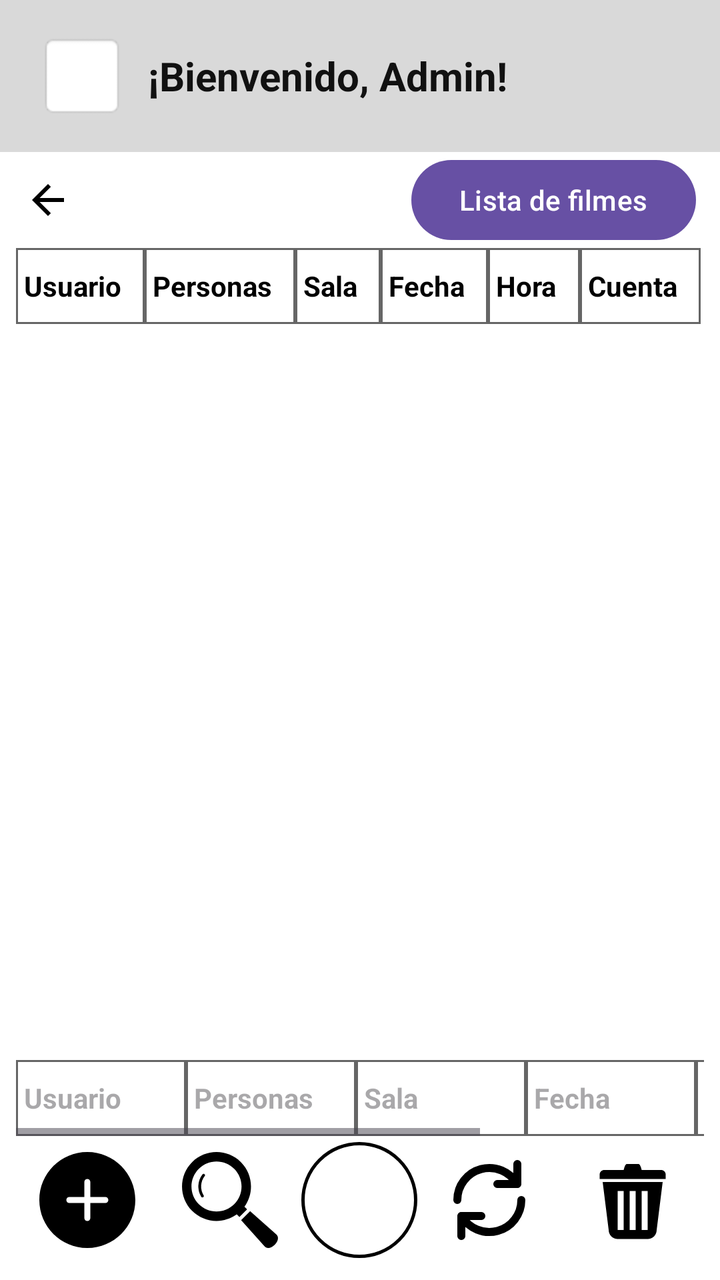
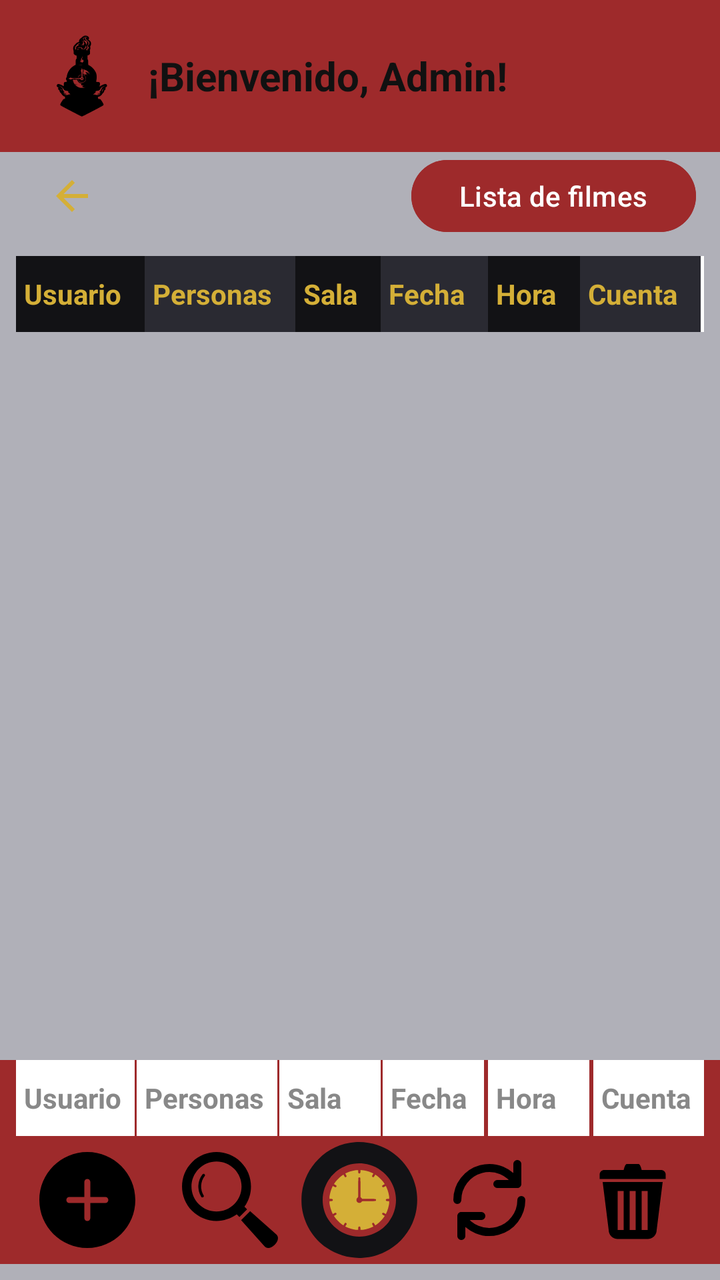

Two renders of the same Android screen: before a commit and after it. Below are the layout's source before the change and the commit's diff.
<!-- AndroidManifest.xml: application theme Theme.ProyectoFinal -->
<!-- res/layout/activity_pagos.xml -->
<?xml version="1.0" encoding="utf-8"?>
<LinearLayout xmlns:android="http://schemas.android.com/apk/res/android"
    android:id="@+id/main"
    android:layout_width="match_parent"
    android:layout_height="match_parent"
    android:orientation="vertical"
    android:background="#FFFFFF"
    android:paddingBottom="8dp">

    <LinearLayout
        android:layout_width="match_parent"
        android:layout_height="76dp"
        android:gravity="center_vertical"
        android:orientation="horizontal"
        android:paddingHorizontal="20dp"
        android:background="#D9D9D9">

        <TextView
            android:layout_width="42dp"
            android:layout_height="42dp"
            android:gravity="center"
            android:text=" "
            android:textColor="#333333"
            android:textSize="28sp"
            android:background="@android:drawable/editbox_background" />

        <TextView
            android:id="@+id/tvBienvenida"
            android:layout_width="wrap_content"
            android:layout_height="wrap_content"
            android:layout_marginStart="12dp"
            android:text="¡Bienvenido, Admin!"
            android:textColor="#111111"
            android:textStyle="bold"
            android:textSize="20sp" />
    </LinearLayout>
    <LinearLayout
        android:layout_width="match_parent"
        android:layout_height="48dp"
        android:orientation="horizontal">

        <ImageButton
            android:id="@+id/btnVolver"
            android:layout_width="48dp"
            android:layout_height="match_parent"
            android:background="?attr/selectableItemBackgroundBorderless"
            android:contentDescription="Cerrar sesión"
            android:scaleType="centerInside"
            android:src="@drawable/ic_arrow_back" />
        <View
            android:layout_width="0dp"
            android:layout_height="match_parent"
            android:layout_weight="1"/>
        <Button
            android:id="@+id/btnListaFilmes"
            android:layout_width="wrap_content"
            android:layout_height="wrap_content"
            android:text="Lista de filmes"
            android:textAllCaps="false"
            android:layout_marginEnd="12dp"/>

    </LinearLayout>
    
    <HorizontalScrollView
        android:layout_width="match_parent"
        android:layout_height="0dp"
        android:layout_weight="1"
        android:layout_marginHorizontal="8dp"
        android:fillViewport="true"
        android:scrollbars="horizontal">

        <TableLayout
            android:id="@+id/tablaPagos"
            android:layout_width="wrap_content"
            android:layout_height="wrap_content"
            android:background="#FFFFFF"
            android:stretchColumns="*"
            android:shrinkColumns="*">
            <TableRow android:background="#FFFFFF">
                <TextView style="@style/TablaEncabezado" android:text="Usuario" />
                <TextView style="@style/TablaEncabezado" android:text="Personas" />
                <TextView style="@style/TablaEncabezado" android:text="Sala" />
                <TextView style="@style/TablaEncabezado" android:text="Fecha" />
                <TextView style="@style/TablaEncabezado" android:text="Hora" />
                <TextView style="@style/TablaEncabezado" android:text="Cuenta" />
            </TableRow>
        </TableLayout>
    </HorizontalScrollView>

    
    <HorizontalScrollView
        android:layout_width="match_parent"
        android:layout_height="wrap_content"
        android:layout_marginHorizontal="8dp"
        android:layout_marginTop="16dp"
        android:fillViewport="true">

        <TableLayout
            android:id="@+id/tablaCRUD"
            android:layout_width="wrap_content"
            android:layout_height="wrap_content"
            android:stretchColumns="*">
            <TableRow>
                <EditText style="@style/TablaEncabezado" android:hint="Usuario"
                    android:id="@+id/etUsuario"
                    android:minWidth="85dp"/>
                <EditText style="@style/TablaEncabezado" android:hint="Personas"
                    android:id="@+id/etPersonas"
                    android:minWidth="85dp"/>
                <EditText style="@style/TablaEncabezado" android:hint="Sala"
                    android:id="@+id/etSala"
                    android:minWidth="85dp"/>
                <EditText style="@style/TablaEncabezado" android:hint="Fecha"
                    android:id="@+id/etFecha"
                    android:minWidth="85dp"/>
                <EditText style="@style/TablaEncabezado" android:hint="Hora"
                    android:id="@+id/etHora"
                    android:minWidth="85dp"/>
                <EditText style="@style/TablaEncabezado" android:hint="Cuenta"
                    android:id="@+id/etCuenta"
                    android:minWidth="85dp"/>
            </TableRow>
        </TableLayout>
    </HorizontalScrollView>
    
    <LinearLayout
        android:layout_width="match_parent"
        android:layout_height="64dp"
        android:gravity="center_vertical"
        android:orientation="horizontal"
        android:paddingHorizontal="8dp">

        <ImageButton
            android:id="@+id/btnCrear"
            android:layout_width="0dp"
            android:layout_height="match_parent"
            android:layout_weight="1"
            android:background="?attr/selectableItemBackgroundBorderless"
            android:contentDescription="Crear"
            android:scaleType="centerInside"
            android:src="@drawable/plus_circle_svgrepo_com" />
        <ImageButton
            android:id="@+id/btnBuscar"
            android:layout_width="0dp"
            android:layout_height="match_parent"
            android:layout_weight="1"
            android:background="?attr/selectableItemBackgroundBorderless"
            android:contentDescription="Buscar"
            android:scaleType="centerInside"
            android:src="@drawable/magnifying_glass_8_svgrepo_com" />
        <TextView android:id="@+id/tvLogo" style="@style/AccionCentral" android:text="" />
        <ImageButton
            android:id="@+id/btnActualizar"
            android:layout_width="0dp"
            android:layout_height="match_parent"
            android:layout_weight="1"
            android:background="?attr/selectableItemBackgroundBorderless"
            android:contentDescription="Actualizar"
            android:scaleType="centerInside"
            android:src="@drawable/update_svgrepo_com" />
        <ImageButton
            android:id="@+id/btnEliminar"
            android:layout_width="0dp"
            android:layout_height="match_parent"
            android:layout_weight="1"
            android:background="?attr/selectableItemBackgroundBorderless"
            android:contentDescription="Eliminar"
            android:scaleType="centerInside"
            android:src="@drawable/trashcan_svgrepo_com" />
    </LinearLayout>
</LinearLayout>
<!-- resources referenced by this layout -->
<resources>
  <!-- drawable ic_arrow_back (drawable) -->
  <vector xmlns:android="http://schemas.android.com/apk/res/android" android:autoMirrored="true" android:height="24dp" android:tint="#000000" android:viewportHeight="960" android:viewportWidth="960" android:width="24dp">
        
      <path android:fillColor="@android:color/white" android:pathData="M313,520L537,744L480,800L160,480L480,160L537,216L313,440L800,440L800,520L313,520Z"/>
      
  </vector>
  <!-- drawable plus_circle_svgrepo_com (drawable) -->
  <vector xmlns:android="http://schemas.android.com/apk/res/android" android:height="48dp" android:viewportHeight="32" android:viewportWidth="32" android:width="48dp">
        
      <path android:fillColor="#000000" android:fillType="evenOdd" android:pathData="M22,17L17,17L17,22C17,22.55 16.553,23 16,23C15.447,23 15,22.55 15,22L15,17L10,17C9.447,17 9,16.55 9,16C9,15.45 9.447,15 10,15L15,15L15,10C15,9.45 15.447,9 16,9C16.553,9 17,9.45 17,10L17,15L22,15C22.553,15 23,15.45 23,16C23,16.55 22.553,17 22,17L22,17ZM16,0C7.163,0 0,7.16 0,16C0,24.84 7.163,32 16,32C24.837,32 32,24.84 32,16C32,7.16 24.837,0 16,0L16,0Z" android:strokeColor="#00000000" android:strokeWidth="1"/>
      
  </vector>
  <!-- drawable trashcan_svgrepo_com (drawable) -->
  <vector xmlns:android="http://schemas.android.com/apk/res/android" android:height="48dp" android:viewportHeight="32" android:viewportWidth="32" android:width="48dp">
        
      <path android:fillColor="#000000" android:pathData="M8,26c0,1.656 1.343,3 3,3h10c1.656,0 3,-1.344 3,-3l2,-16h-20l2,16zM19,13h2v13h-2v-13zM15,13h2v13h-2v-13zM11,13h2v13h-2v-13zM25.5,6h-6.5c0,0 -0.448,-2 -1,-2h-4c-0.553,0 -1,2 -1,2h-6.5c-0.829,0 -1.5,0.671 -1.5,1.5s0,1.5 0,1.5h22c0,0 0,-0.671 0,-1.5s-0.672,-1.5 -1.5,-1.5z"/>
      
  </vector>
  <style name="AccionCentral">
          <item name="android:layout_width">58dp</item>
          <item name="android:layout_height">58dp</item>
          <item name="android:gravity">center</item>
          <item name="android:background">@drawable/circulo_accion</item>
      </style>
  <style name="TablaEncabezado">
          <item name="android:layout_width">wrap_content</item>
          <item name="android:layout_height">38dp</item>
          <item name="android:gravity">center_vertical</item>
          <item name="android:padding">4dp</item>
          <item name="android:textColor">#000000</item>
          <item name="android:textSize">14sp</item>
          <item name="android:textStyle">bold</item>
          <item name="android:background">@drawable/tabla_borde</item>
      </style>
  <style name="Theme.ProyectoFinal" parent="Base.Theme.ProyectoFinal" />
  <!-- drawable circulo_accion (drawable) -->
  <?xml version="1.0" encoding="utf-8"?>
  <shape xmlns:android="http://schemas.android.com/apk/res/android" android:shape="oval">
      <solid android:color="#FFFFFF" />
      <stroke android:width="1.5dp" android:color="#000000" />
  </shape>
  <!-- drawable tabla_borde (drawable) -->
  <?xml version="1.0" encoding="utf-8"?>
  <shape xmlns:android="http://schemas.android.com/apk/res/android">
      <solid android:color="#FFFFFF" />
      <stroke android:width="1dp" android:color="#666666" />
  </shape>
  <style name="Base.Theme.ProyectoFinal" parent="Theme.Material3.DayNight.NoActionBar">
          
          
      </style>
  <!-- unchanged entries left out for length: 2 -->
</resources>

<!-- the commit's change to res/layout/activity_pagos.xml (unified diff, before → after) -->
@@ -4,7 +4,7 @@
     android:layout_width="match_parent"
     android:layout_height="match_parent"
     android:orientation="vertical"
-    android:background="#FFFFFF"
+    android:background="@color/gris_claro"
     android:paddingBottom="8dp">
 
     <LinearLayout
@@ -13,7 +13,7 @@
         android:gravity="center_vertical"
         android:orientation="horizontal"
         android:paddingHorizontal="20dp"
-        android:background="#D9D9D9">
+        android:background="@color/rojo_carmesi">
 
         <TextView
             android:layout_width="42dp"
@@ -22,7 +22,7 @@
             android:text=" "
             android:textColor="#333333"
             android:textSize="28sp"
-            android:background="@android:drawable/editbox_background" />
+            android:background="@drawable/limbus" />
 
         <TextView
             android:id="@+id/tvBienvenida"
@@ -36,13 +36,15 @@
     </LinearLayout>
     <LinearLayout
         android:layout_width="match_parent"
-        android:layout_height="48dp"
-        android:orientation="horizontal">
+        android:layout_height="44dp"
+        android:gravity="center_vertical"
+        android:orientation="horizontal"
+        android:paddingHorizontal="12dp">
 
         <ImageButton
             android:id="@+id/btnVolver"
             android:layout_width="48dp"
-            android:layout_height="match_parent"
+            android:layout_height="48dp"
             android:background="?attr/selectableItemBackgroundBorderless"
             android:contentDescription="Cerrar sesión"
             android:scaleType="centerInside"
@@ -57,15 +59,15 @@
             android:layout_height="wrap_content"
             android:text="Lista de filmes"
             android:textAllCaps="false"
-            android:layout_marginEnd="12dp"/>
+            android:backgroundTint="@color/rojo_carmesi"/>
 
     </LinearLayout>
     
     <HorizontalScrollView
         android:layout_width="match_parent"
-        android:layout_height="0dp"
-        android:layout_weight="1"
+        android:layout_height="wrap_content"
         android:layout_marginHorizontal="8dp"
+        android:layout_marginTop="8dp"
         android:fillViewport="true"
         android:scrollbars="horizontal">
 
@@ -77,95 +79,172 @@
             android:stretchColumns="*"
             android:shrinkColumns="*">
             <TableRow android:background="#FFFFFF">
-                <TextView style="@style/TablaEncabezado" android:text="Usuario" />
-                <TextView style="@style/TablaEncabezado" android:text="Personas" />
-                <TextView style="@style/TablaEncabezado" android:text="Sala" />
-                <TextView style="@style/TablaEncabezado" android:text="Fecha" />
-                <TextView style="@style/TablaEncabezado" android:text="Hora" />
-                <TextView style="@style/TablaEncabezado" android:text="Cuenta" />
-            </TableRow>
-        </TableLayout>
-    </HorizontalScrollView>
-
-    
-    <HorizontalScrollView
-        android:layout_width="match_parent"
-        android:layout_height="wrap_content"
-        android:layout_marginHorizontal="8dp"
-        android:layout_marginTop="16dp"
-        android:fillViewport="true">
-
-        <TableLayout
-            android:id="@+id/tablaCRUD"
-            android:layout_width="wrap_content"
-            android:layout_height="wrap_content"
-            android:stretchColumns="*">
-            <TableRow>
-                <EditText style="@style/TablaEncabezado" android:hint="Usuario"
-                    android:id="@+id/etUsuario"
-                    android:minWidth="85dp"/>
-                <EditText style="@style/TablaEncabezado" android:hint="Personas"
-                    android:id="@+id/etPersonas"
-                    android:minWidth="85dp"/>
-                <EditText style="@style/TablaEncabezado" android:hint="Sala"
-                    android:id="@+id/etSala"
-                    android:minWidth="85dp"/>
-                <EditText style="@style/TablaEncabezado" android:hint="Fecha"
-                    android:id="@+id/etFecha"
-                    android:minWidth="85dp"/>
-                <EditText style="@style/TablaEncabezado" android:hint="Hora"
-                    android:id="@+id/etHora"
-                    android:minWidth="85dp"/>
-                <EditText style="@style/TablaEncabezado" android:hint="Cuenta"
-                    android:id="@+id/etCuenta"
-                    android:minWidth="85dp"/>
+                <TextView style="@style/TablaEncabezado" android:text="Usuario"
+                    android:textColor="@color/ambar"
+                    android:background="@color/carbon_oscuro"/>
+                <TextView style="@style/TablaEncabezado" android:text="Personas"
+                    android:textColor="@color/ambar"
+                    android:background="@color/gris_menos_oscuro"/>
+                <TextView style="@style/TablaEncabezado" android:text="Sala"
+                    android:textColor="@color/ambar"
+                    android:background="@color/carbon_oscuro"/>
+                <TextView style="@style/TablaEncabezado" android:text="Fecha"
+                    android:textColor="@color/ambar"
+                    android:background="@color/gris_menos_oscuro"/>
+                <TextView style="@style/TablaEncabezado" android:text="Hora"
+                    android:textColor="@color/ambar"
+                    android:background="@color/carbon_oscuro"/>
+                <TextView style="@style/TablaEncabezado" android:text="Cuenta"
+                    android:textColor="@color/ambar"
+                    android:background="@color/gris_menos_oscuro"/>
             </TableRow>
         </TableLayout>
     </HorizontalScrollView>
     
+    <View
+        android:layout_width="match_parent"
+        android:layout_height="0dp"
+        android:layout_weight="1" />
+
+
     <LinearLayout
         android:layout_width="match_parent"
-        android:layout_height="64dp"
-        android:gravity="center_vertical"
-        android:orientation="horizontal"
-        android:paddingHorizontal="8dp">
-
-        <ImageButton
-            android:id="@+id/btnCrear"
-            android:layout_width="0dp"
-            android:layout_height="match_parent"
-            android:layout_weight="1"
-            android:background="?attr/selectableItemBackgroundBorderless"
-            android:contentDescription="Crear"
-            android:scaleType="centerInside"
-            android:src="@drawable/plus_circle_svgrepo_com" />
-        <ImageButton
-            android:id="@+id/btnBuscar"
-            android:layout_width="0dp"
-            android:layout_height="match_parent"
-            android:layout_weight="1"
-            android:background="?attr/selectableItemBackgroundBorderless"
-            android:contentDescription="Buscar"
-            android:scaleType="centerInside"
-            android:src="@drawable/magnifying_glass_8_svgrepo_com" />
-        <TextView android:id="@+id/tvLogo" style="@style/AccionCentral" android:text="" />
-        <ImageButton
-            android:id="@+id/btnActualizar"
-            android:layout_width="0dp"
-            android:layout_height="match_parent"
-            android:layout_weight="1"
-            android:background="?attr/selectableItemBackgroundBorderless"
-            android:contentDescription="Actualizar"
-            android:scaleType="centerInside"
-            android:src="@drawable/update_svgrepo_com" />
-        <ImageButton
-            android:id="@+id/btnEliminar"
-            android:layout_width="0dp"
-            android:layout_height="match_parent"
-            android:layout_weight="1"
-            android:background="?attr/selectableItemBackgroundBorderless"
-            android:contentDescription="Eliminar"
-            android:scaleType="centerInside"
-            android:src="@drawable/trashcan_svgrepo_com" />
+        android:layout_height="wrap_content"
+        android:layout_marginTop="12dp"
+        android:background="@color/rojo_carmesi"
+        android:orientation="vertical">
+
+        
+        <HorizontalScrollView
+            android:layout_width="match_parent"
+            android:layout_height="wrap_content"
+            android:layout_marginHorizontal="8dp"
+            android:fillViewport="true">
+
+            <TableLayout
+                android:id="@+id/tablaCRUD"
+                android:layout_width="wrap_content"
+                android:layout_height="wrap_content"
+                android:stretchColumns="*">
+
+                <TableRow>
+                    <EditText
+                        android:id="@+id/etUsuario"
+                        style="@style/TablaEncabezado"
+                        android:background="#FFFFFF"
+                        android:hint="Usuario"
+                        android:minWidth="48dp"
+                        android:layout_marginEnd="1dp"
+                        android:textColor="#111111"
+                        android:textColorHint="#888888" />
+
+                    <EditText
+                        android:id="@+id/etPersonas"
+                        style="@style/TablaEncabezado"
+                        android:background="#FFFFFF"
+                        android:hint="Personas"
+                        android:minWidth="48dp"
+                        android:layout_marginEnd="1dp"
+                        android:textColor="#111111"
+                        android:textColorHint="#888888" />
+
+                    <EditText
+                        android:id="@+id/etSala"
+                        style="@style/TablaEncabezado"
+                        android:layout_marginEnd="1dp"
+                        android:background="#FFFFFF"
+                        android:hint="Sala"
+                        android:minWidth="48dp"
+                        android:textColor="#111111"
+                        android:textColorHint="#888888" />
+
+                    <EditText
+                        android:id="@+id/etFecha"
+                        style="@style/TablaEncabezado"
+                        android:layout_marginEnd="2dp"
+                        android:background="#FFFFFF"
+                        android:hint="Fecha"
+                        android:minWidth="48dp"
+                        android:textColor="#111111"
+                        android:textColorHint="#888888" />
+
+                    <EditText
+                        android:id="@+id/etHora"
+                        style="@style/TablaEncabezado"
+                        android:layout_marginEnd="2dp"
+                        android:background="#FFFFFF"
+                        android:hint="Hora"
+                        android:minWidth="48dp"
+                        android:textColor="#111111"
+                        android:textColorHint="#888888" />
+
+                    <EditText
+                        android:id="@+id/etCuenta"
+                        style="@style/TablaEncabezado"
+                        android:background="#FFFFFF"
+                        android:hint="Cuenta"
+                        android:minWidth="48dp"
+                        android:textColor="#111111"
+                        android:textColorHint="#888888" />
+                </TableRow>
+            </TableLayout>
+        </HorizontalScrollView>
+
+        
+        <LinearLayout
+            android:layout_width="match_parent"
+            android:layout_height="64dp"
+            android:gravity="center_vertical"
+            android:orientation="horizontal"
+            android:paddingHorizontal="8dp">
+
+            <ImageButton
+                android:id="@+id/btnCrear"
+                android:layout_width="0dp"
+                android:layout_height="match_parent"
+                android:layout_weight="1"
+                android:background="?attr/selectableItemBackgroundBorderless"
+                android:contentDescription="Crear"
+                android:scaleType="centerInside"
+                android:src="@drawable/plus_circle_svgrepo_com" />
+
+            <ImageButton
+                android:id="@+id/btnBuscar"
+                android:layout_width="0dp"
+                android:layout_height="match_parent"
+                android:layout_weight="1"
+                android:background="?attr/selectableItemBackgroundBorderless"
+                android:contentDescription="Buscar"
+                android:scaleType="centerInside"
+                android:src="@drawable/magnifying_glass_8_svgrepo_com" />
+
+            <TextView
+                android:id="@+id/tvLogo"
+                style="@style/AccionCentral"
+                android:text=""
+                android:background="@drawable/dante"/>
+
+            <ImageButton
+                android:id="@+id/btnActualizar"
+                android:layout_width="0dp"
+                android:layout_height="match_parent"
+                android:layout_weight="1"
+                android:background="?attr/selectableItemBackgroundBorderless"
+                android:contentDescription="Actualizar"
+                android:scaleType="centerInside"
+                android:src="@drawable/update_svgrepo_com" />
+
+            <ImageButton
+                android:id="@+id/btnEliminar"
+                android:layout_width="0dp"
+                android:layout_height="match_parent"
+                android:layout_weight="1"
+                android:background="?attr/selectableItemBackgroundBorderless"
+                android:contentDescription="Eliminar"
+                android:scaleType="centerInside"
+                android:src="@drawable/trashcan_svgrepo_com" />
+        </LinearLayout>
+
     </LinearLayout>
+
 </LinearLayout>
<!-- resource entries referenced after the edit -->
@@ -1,11 +1,18 @@
 <!-- resources referenced by this layout -->
 <resources>
+  <color name="ambar">#D4AF37</color>
+  <color name="carbon_oscuro">#121215</color>
+  <color name="gris_claro">#B0B0B8</color>
+  <color name="gris_menos_oscuro">#2A2A32</color>
+  <color name="rojo_carmesi">#9E2A2B</color>
+  <!-- drawable dante: vector/xml drawable (drawable, 2764 chars, omitted) -->
   <!-- drawable ic_arrow_back (drawable) -->
-  <vector xmlns:android="http://schemas.android.com/apk/res/android" android:autoMirrored="true" android:height="24dp" android:tint="#000000" android:viewportHeight="960" android:viewportWidth="960" android:width="24dp">
+  <vector xmlns:android="http://schemas.android.com/apk/res/android" android:autoMirrored="true" android:height="24dp" android:tint="@color/ambar" android:viewportHeight="960" android:viewportWidth="960" android:width="24dp">
         
       <path android:fillColor="@android:color/white" android:pathData="M313,520L537,744L480,800L160,480L480,160L537,216L313,440L800,440L800,520L313,520Z"/>
       
   </vector>
+  <!-- drawable limbus: vector/xml drawable (drawable, 12008 chars, omitted) -->
   <!-- drawable plus_circle_svgrepo_com (drawable) -->
   <vector xmlns:android="http://schemas.android.com/apk/res/android" android:height="48dp" android:viewportHeight="32" android:viewportWidth="32" android:width="48dp">
         
